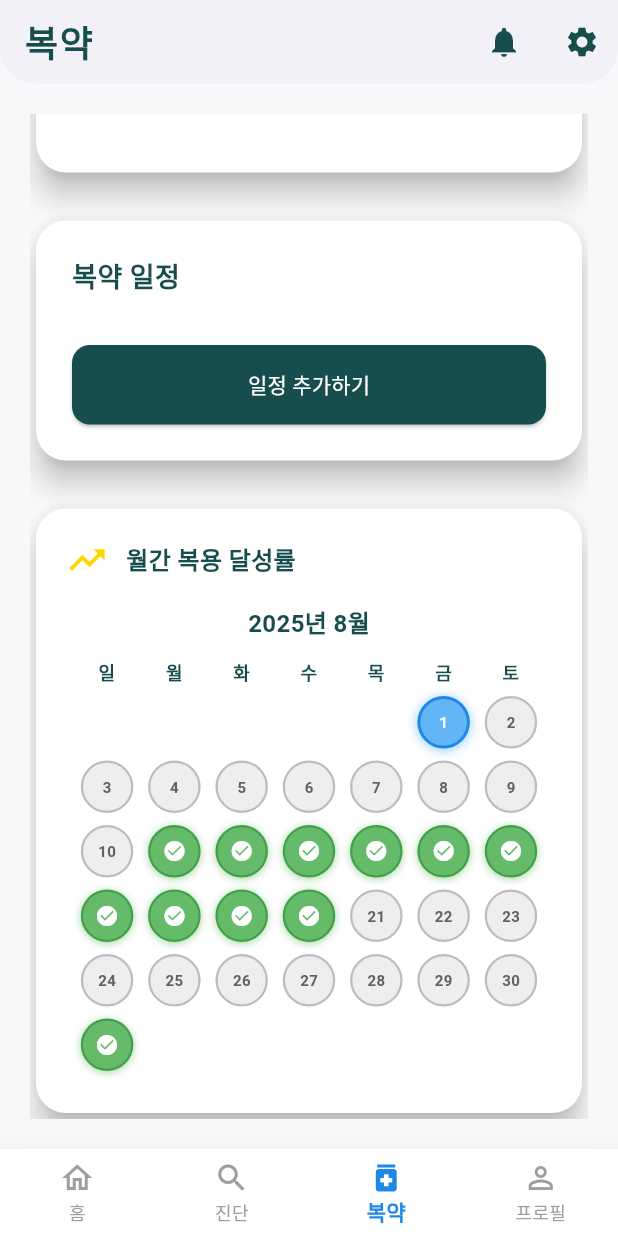
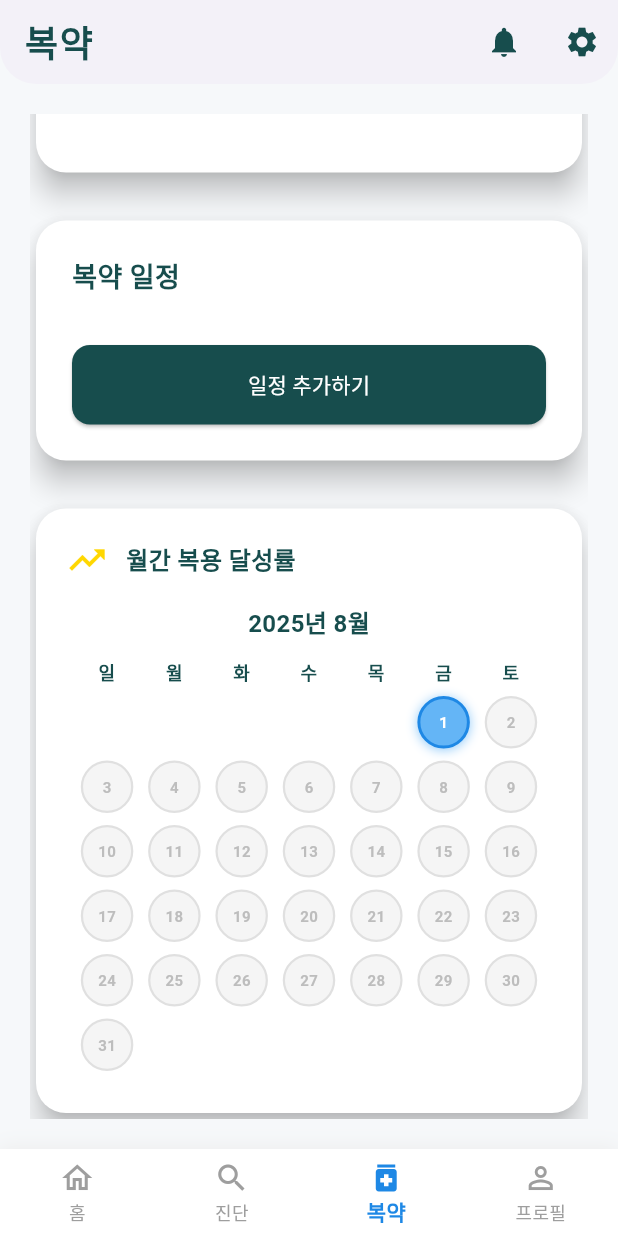
Before and after one commit to KICT2022/frontend, a Flutter app: the MedicationScreen screen opened by its route, scrolled down 248 dp, on a phone screen of 412 x 824 dp. Run offline on Flutter 3.47's test engine with Material 3 defaults, Android fonts, the phone set to English and light mode, and no system bars; our stand-ins replace flutter_local_notifications, go_router, shared_preferences, timezone; accounts and stored records are empty; Roboto replaces fonts that are missing (NotoSansKR).

Commit message:
약물 복용 달성률 기능 추가: ReminderProvider에 특정 날짜의 복용 달성률을 계산하는 메서드와 월간 복용 달성률 데이터를 가져오는 메서드를 추가하고, medication_screen에서 실제 복용 달성률 데이터를 표시하도록 개선함. 날짜별 배경색 및 테두리색을 결정하는 헬퍼 메서드도 추가하여 UI를 개선함.

```diff
--- a/lib/providers/reminder_provider.dart
+++ b/lib/providers/reminder_provider.dart
@@ -257,4 +257,86 @@ class ReminderProvider with ChangeNotifier {
       onNotificationAdded!('알림 삭제 완료', notificationText, 'medication');
     }
   }
+
+  // 특정 날짜의 복용 달성률을 계산하는 메서드
+  double getDailyCompletionRate(DateTime date) {
+    final dateKey =
+        '${date.year}-${date.month.toString().padLeft(2, '0')}-${date.day.toString().padLeft(2, '0')}';
+    final dayOfWeek = _getKoreanWeekday(date.weekday);
+
+    // 해당 날짜에 복용해야 하는 총 약물 수 계산
+    int totalDosages = 0;
+    int completedDosages = 0;
+
+    for (final reminder in _reminders) {
+      final days = List<String>.from(reminder['days']);
+      if (days.contains(dayOfWeek)) {
+        // 해당 날짜에 복용해야 하는 약물
+        final times = reminder['time'].split(', ');
+        for (final time in times) {
+          totalDosages++;
+          final timeSlot = _getTimeOfDay(time);
+          final key = '${dateKey}_${reminder['id']}_$timeSlot';
+          if (_completionStatus[key] == true) {
+            completedDosages++;
+          }
+        }
+      }
+    }
+
+    if (totalDosages == 0) return 0.0;
+    return (completedDosages / totalDosages) * 100;
+  }
+
+  // 월간 복용 달성률 데이터를 가져오는 메서드
+  Map<int, double> getMonthlyCompletionRates(int year, int month) {
+    final Map<int, double> monthlyRates = {};
+    final daysInMonth = DateTime(year, month + 1, 0).day;
+
+    for (int day = 1; day <= daysInMonth; day++) {
+      final date = DateTime(year, month, day);
+      // 미래 날짜는 계산하지 않음
+      if (date.isAfter(DateTime.now())) {
+        monthlyRates[day] = -1; // -1은 미래 날짜를 의미
+      } else {
+        monthlyRates[day] = getDailyCompletionRate(date);
+      }
+    }
+
+    return monthlyRates;
+  }
+
+  // 요일을 한국어로 변환하는 헬퍼 메서드
+  String _getKoreanWeekday(int weekday) {
+    switch (weekday) {
+      case 1:
+        return '월';
+      case 2:
+        return '화';
+      case 3:
+        return '수';
+      case 4:
+        return '목';
+      case 5:
+        return '금';
+      case 6:
+        return '토';
+      case 7:
+        return '일';
+      default:
+        return '월';
+    }
+  }
+
+  // 시간을 시간대로 변환하는 헬퍼 메서드
+  String _getTimeOfDay(String time) {
+    final hour = int.tryParse(time.split(':')[0]) ?? 0;
+    if (hour >= 6 && hour < 11) {
+      return '아침';
+    } else if (hour >= 11 && hour < 17) {
+      return '점심';
+    } else {
+      return '저녁';
+    }
+  }
 }
--- a/lib/screens/medication_screen.dart
+++ b/lib/screens/medication_screen.dart
@@ -1515,6 +1515,8 @@ class _MedicationScreenState extends State<MedicationScreen> {
   }
 
   Widget _buildMonthlyAchievementGrid() {
+    return Consumer<ReminderProvider>(
+      builder: (context, reminderProvider, child) {
         // 현재 월의 날짜 정보 계산
         final now = DateTime.now();
         final currentYear = now.year;
@@ -1529,11 +1531,11 @@ class _MedicationScreenState extends State<MedicationScreen> {
         final firstDayWeekday = firstDayOfMonth.weekday % 7; // 일요일을 0으로 변환
         final daysInMonth = lastDayOfMonth.day;
 
-    // 샘플 데이터 (실제로는 데이터베이스에서 가져와야 함)
-    List<int> dailyPercentages = List.generate(daysInMonth, (index) {
-      // 랜덤한 달성률 생성 (실제 구현에서는 실제 데이터 사용)
-      return 60 + (index * 2) % 40; // 60-99% 범위
-    });
+        // 실제 복용 달성률 데이터 가져오기
+        final monthlyRates = reminderProvider.getMonthlyCompletionRates(
+          currentYear,
+          currentMonth,
+        );
 
         // 전체 주 수 계산 (첫 주의 빈 칸 + 날짜 수)
         final totalWeeks = ((firstDayWeekday + daysInMonth) / 7).ceil();
@@ -1592,29 +1594,35 @@ class _MedicationScreenState extends State<MedicationScreen> {
                       return const SizedBox(width: 35.0, height: 35.0);
                     }
 
-                final percentage = dailyPercentages[dayNumber - 1];
+                    // 실제 달성률 데이터 사용
+                    final completionRate = monthlyRates[dayNumber] ?? 0.0;
                     final isToday = dayNumber == currentDay;
+                    final isFutureDate = completionRate == -1;
 
                     return _buildDailyAchievementItem(
                       dayNumber,
-                  percentage,
+                      completionRate,
                       isToday,
+                      isFutureDate,
                     );
                   }),
                 ),
               );
             }),
           ],
+        );
+      },
     );
   }
 
   Widget _buildDailyAchievementItem(
     int day,
-    int percentage, [
+    double completionRate, [
     bool isToday = false,
+    bool isFutureDate = false,
   ]) {
-    // 80% 이상이면 완료로 간주
-    bool isCompleted = percentage >= 80;
+    // 80% 이상이면 완료로 간주, 미래 날짜는 미완료로 처리
+    bool isCompleted = !isFutureDate && completionRate >= 80;
 
     return GestureDetector(
       onTap: () {
@@ -1625,19 +1633,14 @@ class _MedicationScreenState extends State<MedicationScreen> {
         height: 35.0,
         decoration: BoxDecoration(
           shape: BoxShape.circle,
-          color:
-              isToday
-                  ? Colors.blue.shade300
-                  : (isCompleted
-                      ? Colors.green.shade400
-                      : Colors.grey.shade200),
+          color: _getDayBackgroundColor(
+            isToday,
+            isCompleted,
+            isFutureDate,
+            completionRate,
+          ),
           border: Border.all(
-            color:
-                isToday
-                    ? Colors.blue.shade600
-                    : (isCompleted
-                        ? Colors.green.shade600
-                        : Colors.grey.shade400),
+            color: _getDayBorderColor(isToday, isCompleted, isFutureDate),
             width: isToday ? 2.0 : 1.5,
           ),
           boxShadow:
@@ -1657,9 +1660,31 @@ class _MedicationScreenState extends State<MedicationScreen> {
         child: Column(
           mainAxisAlignment: MainAxisAlignment.center,
           children: [
-            if (isCompleted) ...[
+            if (isFutureDate) ...[
+              // 미래 날짜는 날짜만 표시
+              Text(
+                '$day',
+                style: TextStyle(
+                  fontSize: 10,
+                  fontWeight: FontWeight.w600,
+                  color: Colors.grey.shade400,
+                ),
+              ),
+            ] else if (isCompleted) ...[
+              // 완료된 날짜는 체크 아이콘
               Icon(Icons.check_circle, size: 16.0, color: Colors.white),
+            ] else if (completionRate > 0) ...[
+              // 부분 완료된 날짜는 퍼센트 표시
+              Text(
+                '${completionRate.round()}%',
+                style: TextStyle(
+                  fontSize: 8,
+                  fontWeight: FontWeight.w600,
+                  color: isToday ? Colors.white : Colors.grey.shade700,
+                ),
+              ),
             ] else ...[
+              // 미완료 날짜는 날짜만 표시
               Text(
                 '$day',
                 style: TextStyle(
@@ -1674,4 +1699,39 @@ class _MedicationScreenState extends State<MedicationScreen> {
       ),
     );
   }
-}
+
+  // 날짜별 배경색을 결정하는 헬퍼 메서드
+  Color _getDayBackgroundColor(
+    bool isToday,
+    bool isCompleted,
+    bool isFutureDate,
+    double completionRate,
+  ) {
+    if (isToday) {
+      return Colors.blue.shade300;
+    } else if (isFutureDate) {
+      return Colors.grey.shade100;
+    } else if (isCompleted) {
+      return Colors.green.shade400;
+    } else if (completionRate > 50) {
+      return Colors.orange.shade300;
+    } else if (completionRate > 0) {
+      return Colors.red.shade300;
+    } else {
+      return Colors.grey.shade200;
+    }
+  }
+
+  // 날짜별 테두리색을 결정하는 헬퍼 메서드
+  Color _getDayBorderColor(bool isToday, bool isCompleted, bool isFutureDate) {
+    if (isToday) {
+      return Colors.blue.shade600;
+    } else if (isFutureDate) {
+      return Colors.grey.shade300;
+    } else if (isCompleted) {
+      return Colors.green.shade600;
+    } else {
+      return Colors.grey.shade400;
+    }
+  }
+}
```
Lines whose indentation alone changed are shown as unchanged.
